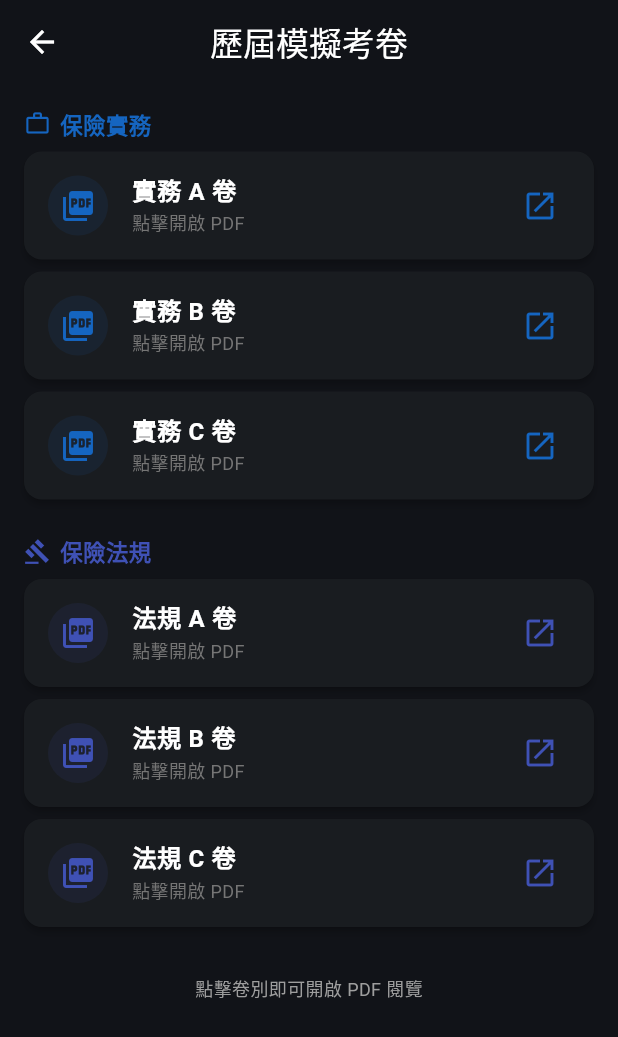
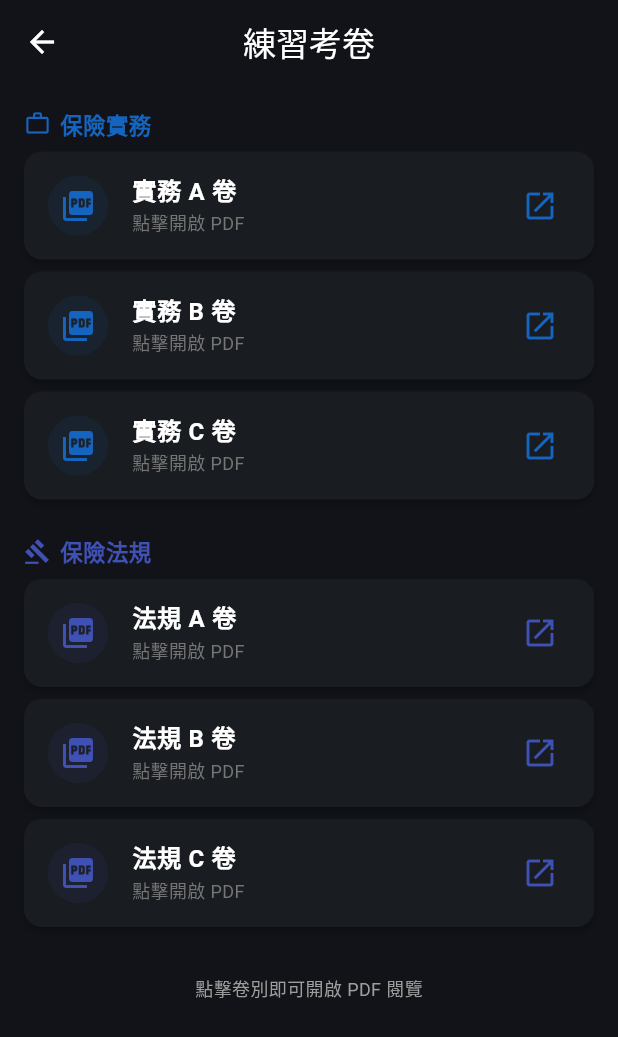
Before and after one commit to shinkong-insurance/insurance-exam-app, a Flutter app: the MockPaperPage screen opened directly, on a phone screen of 412 x 824 dp. Shown: the top 1037 px of the screen. Run offline on Flutter 3.47's test engine with Material 3 defaults, Android fonts, the phone set to English and light mode, and no system bars; our stand-ins replace device_info_plus, flutter_riverpod, go_router, open_file, shared_preferences, supabase_flutter; accounts and stored records are empty; project files that could hold a hidden picture were left out.

Commit message:
rename 模擬考卷 → 練習考卷

```diff
--- a/lib/features/exam/mock_paper_page.dart
+++ b/lib/features/exam/mock_paper_page.dart
@@ -65,7 +65,7 @@ class _MockPaperPageState extends State<MockPaperPage> {
   @override
   Widget build(BuildContext context) {
     return Scaffold(
-      appBar: AppBar(title: const Text('歷屆模擬考卷')),
+      appBar: AppBar(title: const Text('練習考卷')),
       body: ListView(
         padding: const EdgeInsets.all(16),
         children: [
--- a/lib/features/home/home_page.dart
+++ b/lib/features/home/home_page.dart
@@ -154,8 +154,8 @@ class HomePage extends ConsumerWidget {
                 ),
                 const SizedBox(height: 12),
 
-                // ── 模擬考卷（線上作答）────────────────────────
-                _SectionHeader(title: '模擬考卷', icon: Icons.article_outlined),
+                // ── 練習考卷（線上作答）────────────────────────
+                _SectionHeader(title: '練習考卷', icon: Icons.article_outlined),
                 const SizedBox(height: 10),
                 // 保險實務 A / B / C 卷
                 _FeatureCard(
```
